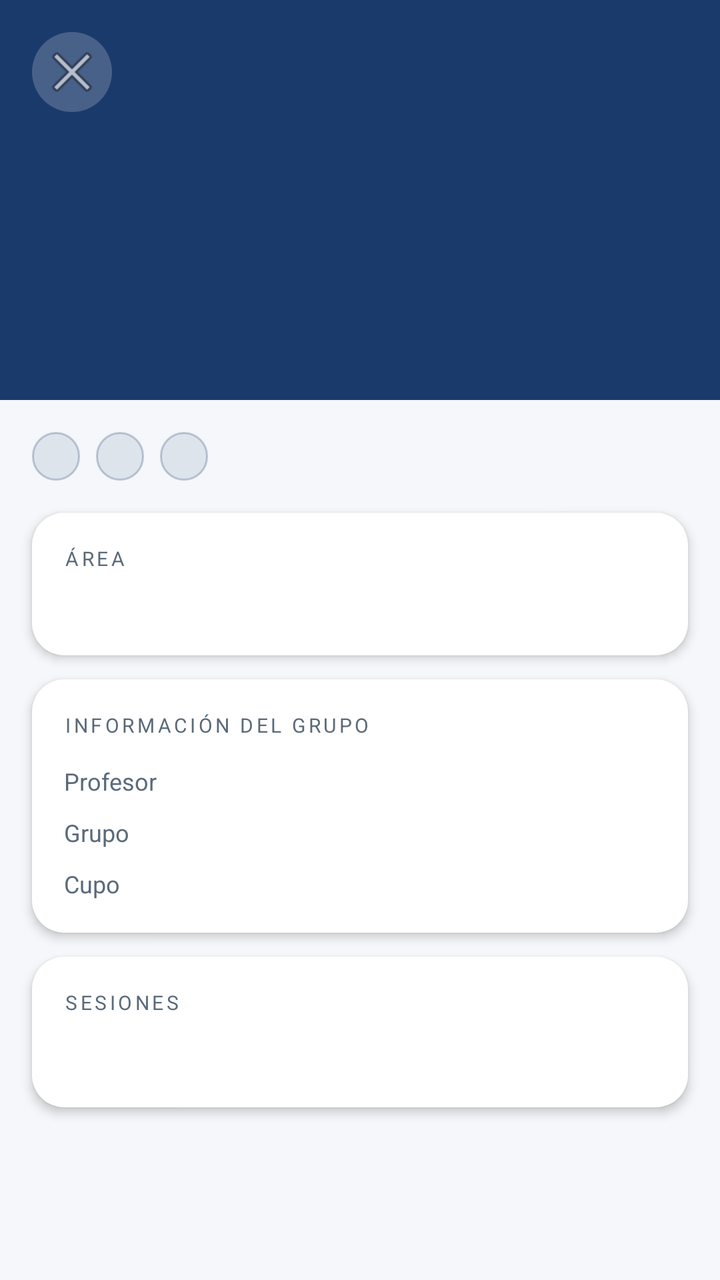
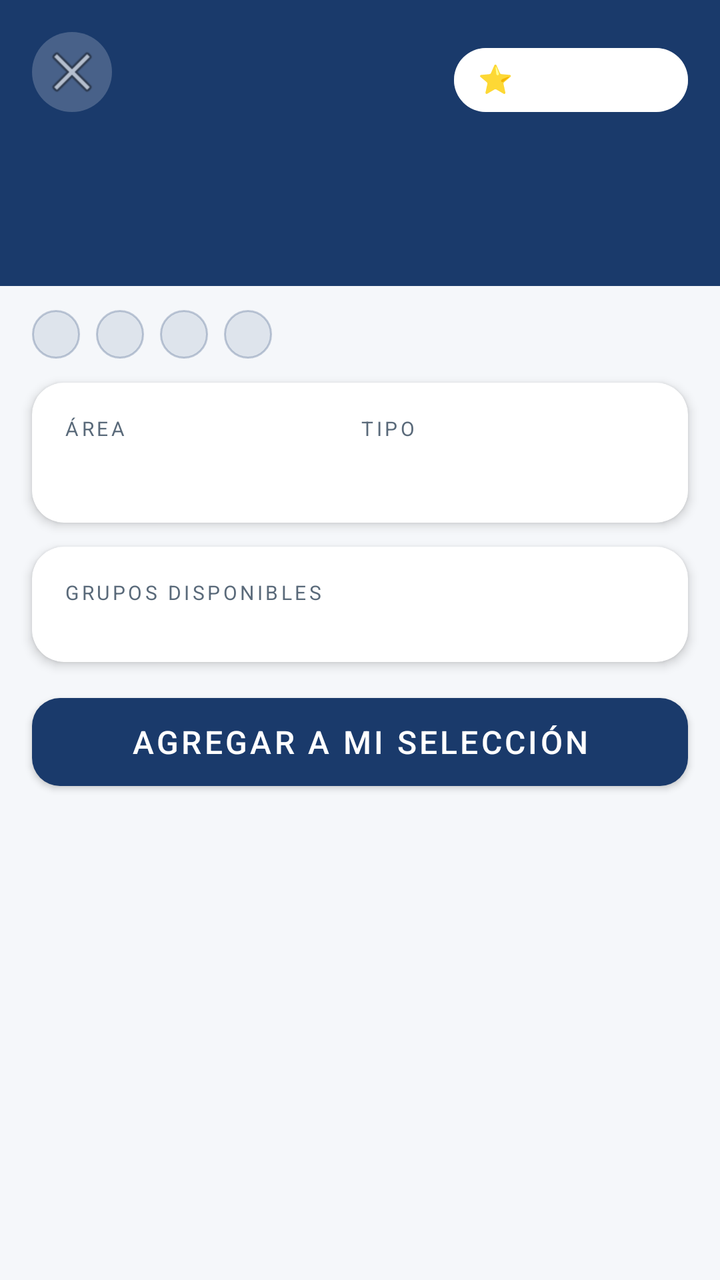

Before-and-after screenshots of an Android layout around one commit, followed by the original layout XML and the change that was made.
<!-- AndroidManifest.xml: application theme Theme.Shcedify -->
<!-- res/layout/fragment_materia_detail.xml -->
<?xml version="1.0" encoding="utf-8"?>
<ScrollView xmlns:android="http://schemas.android.com/apk/res/android"
    xmlns:app="http://schemas.android.com/apk/res-auto"
    android:layout_width="match_parent"
    android:layout_height="match_parent"
    android:background="@color/background"
    android:fillViewport="true">

    <LinearLayout
        android:layout_width="match_parent"
        android:layout_height="wrap_content"
        android:orientation="vertical">

        
        <androidx.constraintlayout.widget.ConstraintLayout
            android:layout_width="match_parent"
            android:layout_height="200dp"
            android:background="@color/primary">

            <ImageButton
                android:id="@+id/btnBack"
                android:layout_width="40dp"
                android:layout_height="40dp"
                android:layout_margin="16dp"
                android:background="@drawable/bg_back_button"
                android:src="@android:drawable/ic_menu_close_clear_cancel"
                android:contentDescription="Regresar"
                app:layout_constraintStart_toStartOf="parent"
                app:layout_constraintTop_toTopOf="parent"/>

            <TextView
                android:id="@+id/tvNombre"
                android:layout_width="0dp"
                android:layout_height="wrap_content"
                android:layout_marginStart="20dp"
                android:layout_marginEnd="20dp"
                android:layout_marginBottom="20dp"
                android:textColor="@color/on_primary"
                android:textSize="22sp"
                android:textStyle="bold"
                android:lineSpacingMultiplier="1.2"
                app:layout_constraintBottom_toBottomOf="parent"
                app:layout_constraintStart_toStartOf="parent"
                app:layout_constraintEnd_toEndOf="parent"/>

        </androidx.constraintlayout.widget.ConstraintLayout>

        
        <LinearLayout
            android:layout_width="match_parent"
            android:layout_height="wrap_content"
            android:orientation="horizontal"
            android:paddingHorizontal="16dp"
            android:paddingTop="16dp"
            android:paddingBottom="8dp">

            <TextView
                android:id="@+id/tvClave"
                android:layout_width="wrap_content"
                android:layout_height="wrap_content"
                android:background="@drawable/bg_chip_creditos"
                android:paddingHorizontal="12dp"
                android:paddingVertical="4dp"
                android:textSize="12sp"
                android:textColor="@color/primary"
                android:textStyle="bold"/>

            <TextView
                android:id="@+id/tvCreditos"
                android:layout_width="wrap_content"
                android:layout_height="wrap_content"
                android:layout_marginStart="8dp"
                android:background="@drawable/bg_chip_creditos"
                android:paddingHorizontal="12dp"
                android:paddingVertical="4dp"
                android:textSize="12sp"
                android:textColor="@color/primary"
                android:textStyle="bold"/>

            <TextView
                android:id="@+id/tvSemestre"
                android:layout_width="wrap_content"
                android:layout_height="wrap_content"
                android:layout_marginStart="8dp"
                android:background="@drawable/bg_chip_creditos"
                android:paddingHorizontal="12dp"
                android:paddingVertical="4dp"
                android:textSize="12sp"
                android:textColor="@color/primary"
                android:textStyle="bold"/>

        </LinearLayout>

        
        <com.google.android.material.card.MaterialCardView
            android:layout_width="match_parent"
            android:layout_height="wrap_content"
            android:layout_marginHorizontal="16dp"
            android:layout_marginTop="8dp"
            app:cardCornerRadius="16dp"
            app:cardElevation="3dp"
            app:cardBackgroundColor="@color/surface">

            <LinearLayout
                android:layout_width="match_parent"
                android:layout_height="wrap_content"
                android:orientation="vertical"
                android:padding="16dp">

                <TextView
                    android:layout_width="wrap_content"
                    android:layout_height="wrap_content"
                    android:text="ÁREA"
                    android:textSize="10sp"
                    android:letterSpacing="0.15"
                    android:textColor="@color/text_secondary"/>

                <TextView
                    android:id="@+id/tvArea"
                    android:layout_width="match_parent"
                    android:layout_height="wrap_content"
                    android:layout_marginTop="4dp"
                    android:textSize="16sp"
                    android:textStyle="bold"
                    android:textColor="@color/on_surface"/>

            </LinearLayout>
        </com.google.android.material.card.MaterialCardView>

        
        <com.google.android.material.card.MaterialCardView
            android:layout_width="match_parent"
            android:layout_height="wrap_content"
            android:layout_marginHorizontal="16dp"
            android:layout_marginTop="12dp"
            app:cardCornerRadius="16dp"
            app:cardElevation="3dp"
            app:cardBackgroundColor="@color/surface">

            <LinearLayout
                android:layout_width="match_parent"
                android:layout_height="wrap_content"
                android:orientation="vertical"
                android:padding="16dp">

                <TextView
                    android:layout_width="wrap_content"
                    android:layout_height="wrap_content"
                    android:text="INFORMACIÓN DEL GRUPO"
                    android:textSize="10sp"
                    android:letterSpacing="0.15"
                    android:textColor="@color/text_secondary"
                    android:layout_marginBottom="12dp"/>

                <LinearLayout
                    android:layout_width="match_parent"
                    android:layout_height="wrap_content"
                    android:orientation="horizontal"
                    android:layout_marginBottom="8dp">

                    <TextView
                        android:layout_width="0dp"
                        android:layout_height="wrap_content"
                        android:layout_weight="1"
                        android:text="Profesor"
                        android:textSize="12sp"
                        android:textColor="@color/text_secondary"/>

                    <TextView
                        android:id="@+id/tvProfesor"
                        android:layout_width="0dp"
                        android:layout_height="wrap_content"
                        android:layout_weight="2"
                        android:textSize="13sp"
                        android:textStyle="bold"
                        android:textColor="@color/on_surface"
                        android:gravity="end"/>

                </LinearLayout>

                <LinearLayout
                    android:layout_width="match_parent"
                    android:layout_height="wrap_content"
                    android:orientation="horizontal"
                    android:layout_marginBottom="8dp">

                    <TextView
                        android:layout_width="0dp"
                        android:layout_height="wrap_content"
                        android:layout_weight="1"
                        android:text="Grupo"
                        android:textSize="12sp"
                        android:textColor="@color/text_secondary"/>

                    <TextView
                        android:id="@+id/tvGrupo"
                        android:layout_width="0dp"
                        android:layout_height="wrap_content"
                        android:layout_weight="2"
                        android:textSize="13sp"
                        android:textStyle="bold"
                        android:textColor="@color/on_surface"
                        android:gravity="end"/>

                </LinearLayout>

                <LinearLayout
                    android:layout_width="match_parent"
                    android:layout_height="wrap_content"
                    android:orientation="horizontal">

                    <TextView
                        android:layout_width="0dp"
                        android:layout_height="wrap_content"
                        android:layout_weight="1"
                        android:text="Cupo"
                        android:textSize="12sp"
                        android:textColor="@color/text_secondary"/>

                    <TextView
                        android:id="@+id/tvCupo"
                        android:layout_width="0dp"
                        android:layout_height="wrap_content"
                        android:layout_weight="2"
                        android:textSize="13sp"
                        android:textStyle="bold"
                        android:textColor="@color/on_surface"
                        android:gravity="end"/>

                </LinearLayout>

            </LinearLayout>
        </com.google.android.material.card.MaterialCardView>

        
        <com.google.android.material.card.MaterialCardView
            android:layout_width="match_parent"
            android:layout_height="wrap_content"
            android:layout_marginHorizontal="16dp"
            android:layout_marginTop="12dp"
            android:layout_marginBottom="24dp"
            app:cardCornerRadius="16dp"
            app:cardElevation="3dp"
            app:cardBackgroundColor="@color/surface">

            <LinearLayout
                android:layout_width="match_parent"
                android:layout_height="wrap_content"
                android:orientation="vertical"
                android:padding="16dp">

                <TextView
                    android:layout_width="wrap_content"
                    android:layout_height="wrap_content"
                    android:text="SESIONES"
                    android:textSize="10sp"
                    android:letterSpacing="0.15"
                    android:textColor="@color/text_secondary"
                    android:layout_marginBottom="12dp"/>

                <TextView
                    android:id="@+id/tvSesiones"
                    android:layout_width="match_parent"
                    android:layout_height="wrap_content"
                    android:textSize="13sp"
                    android:textColor="@color/on_surface"
                    android:lineSpacingExtra="6dp"
                    android:fontFamily="monospace"/>

            </LinearLayout>
        </com.google.android.material.card.MaterialCardView>

    </LinearLayout>
</ScrollView>
<!-- resources referenced by this layout -->
<resources>
  <color name="background">#F5F7FA</color>
  <color name="on_primary">#FFFFFF</color>
  <color name="on_surface">#1A1A2E</color>
  <color name="primary">#1A3A6B</color>
  <color name="surface">#FFFFFF</color>
  <color name="text_secondary">#5A6A7A</color>
  <!-- drawable bg_back_button (drawable) -->
  <?xml version="1.0" encoding="utf-8"?>
  <shape xmlns:android="http://schemas.android.com/apk/res/android"
      android:shape="oval">
      <solid android:color="#33FFFFFF"/>
  </shape>
  <!-- drawable bg_chip_creditos (drawable) -->
  <?xml version="1.0" encoding="utf-8"?>
  <shape xmlns:android="http://schemas.android.com/apk/res/android"
      android:shape="rectangle">
      <solid android:color="#1A1A3A6B"/>
      <corners android:radius="20dp"/>
      <stroke android:width="1dp" android:color="#401A3A6B"/>
  </shape>
  <style name="Theme.Shcedify" parent="Theme.MaterialComponents.DayNight.NoActionBar">
          <item name="colorPrimary">@color/primary</item>
          <item name="colorPrimaryVariant">@color/primary_variant</item>
          <item name="colorSecondary">@color/secondary</item>
          <item name="colorOnPrimary">@color/on_primary</item>
          <item name="colorOnSecondary">@color/on_secondary</item>
          <item name="android:colorBackground">@color/background</item>
          <item name="colorSurface">@color/surface</item>
          <item name="colorError">@color/error</item>
          <item name="textInputStyle">@style/Widget.MaterialComponents.TextInputLayout.OutlinedBox</item>
      </style>
  <color name="primary_variant">#0D2547</color>
  <color name="secondary">#2E6DB4</color>
  <color name="on_secondary">#FFFFFF</color>
  <color name="error">#B00020</color>
</resources>

<!-- the commit's change to res/layout/fragment_materia_detail.xml (unified diff, before → after) -->
@@ -14,8 +14,9 @@
         
         <androidx.constraintlayout.widget.ConstraintLayout
             android:layout_width="match_parent"
-            android:layout_height="200dp"
-            android:background="@color/primary">
+            android:layout_height="wrap_content"
+            android:background="@color/primary"
+            android:paddingBottom="24dp">
 
             <ImageButton
                 android:id="@+id/btnBack"
@@ -28,75 +29,123 @@
                 app:layout_constraintStart_toStartOf="parent"
                 app:layout_constraintTop_toTopOf="parent"/>
 
+            
+            <com.google.android.material.chip.Chip
+                android:id="@+id/chipImportante"
+                android:layout_width="wrap_content"
+                android:layout_height="wrap_content"
+                android:layout_margin="16dp"
+                android:text="⭐ Importante"
+                android:checkable="true"
+                android:textColor="@color/on_primary"
+                app:chipBackgroundColor="#33FFFFFF"
+                app:chipStrokeColor="#80FFFFFF"
+                app:chipStrokeWidth="1dp"
+                app:checkedIconTint="@color/on_primary"
+                style="@style/Widget.MaterialComponents.Chip.Filter"
+                app:layout_constraintEnd_toEndOf="parent"
+                app:layout_constraintTop_toTopOf="parent"/>
+
             <TextView
                 android:id="@+id/tvNombre"
                 android:layout_width="0dp"
                 android:layout_height="wrap_content"
                 android:layout_marginStart="20dp"
                 android:layout_marginEnd="20dp"
-                android:layout_marginBottom="20dp"
+                android:layout_marginTop="8dp"
                 android:textColor="@color/on_primary"
                 android:textSize="22sp"
                 android:textStyle="bold"
                 android:lineSpacingMultiplier="1.2"
-                app:layout_constraintBottom_toBottomOf="parent"
                 app:layout_constraintStart_toStartOf="parent"
-                app:layout_constraintEnd_toEndOf="parent"/>
+                app:layout_constraintEnd_toEndOf="parent"
+                app:layout_constraintTop_toBottomOf="@id/btnBack"/>
+
+            <TextView
+                android:id="@+id/tvDescripcion"
+                android:layout_width="0dp"
+                android:layout_height="wrap_content"
+                android:layout_marginStart="20dp"
+                android:layout_marginEnd="20dp"
+                android:layout_marginTop="8dp"
+                android:textColor="#B0FFFFFF"
+                android:textSize="13sp"
+                android:lineSpacingMultiplier="1.3"
+                app:layout_constraintStart_toStartOf="parent"
+                app:layout_constraintEnd_toEndOf="parent"
+                app:layout_constraintTop_toBottomOf="@id/tvNombre"/>
 
         </androidx.constraintlayout.widget.ConstraintLayout>
 
         
-        <LinearLayout
-            android:layout_width="match_parent"
-            android:layout_height="wrap_content"
-            android:orientation="horizontal"
+        <HorizontalScrollView
+            android:layout_width="match_parent"
+            android:layout_height="wrap_content"
+            android:scrollbars="none"
             android:paddingHorizontal="16dp"
-            android:paddingTop="16dp"
-            android:paddingBottom="8dp">
-
-            <TextView
-                android:id="@+id/tvClave"
+            android:paddingVertical="12dp">
+
+            <LinearLayout
                 android:layout_width="wrap_content"
                 android:layout_height="wrap_content"
-                android:background="@drawable/bg_chip_creditos"
-                android:paddingHorizontal="12dp"
-                android:paddingVertical="4dp"
-                android:textSize="12sp"
-                android:textColor="@color/primary"
-                android:textStyle="bold"/>
-
-            <TextView
-                android:id="@+id/tvCreditos"
-                android:layout_width="wrap_content"
-                android:layout_height="wrap_content"
-                android:layout_marginStart="8dp"
-                android:background="@drawable/bg_chip_creditos"
-                android:paddingHorizontal="12dp"
-                android:paddingVertical="4dp"
-                android:textSize="12sp"
-                android:textColor="@color/primary"
-                android:textStyle="bold"/>
-
-            <TextView
-                android:id="@+id/tvSemestre"
-                android:layout_width="wrap_content"
-                android:layout_height="wrap_content"
-                android:layout_marginStart="8dp"
-                android:background="@drawable/bg_chip_creditos"
-                android:paddingHorizontal="12dp"
-                android:paddingVertical="4dp"
-                android:textSize="12sp"
-                android:textColor="@color/primary"
-                android:textStyle="bold"/>
-
-        </LinearLayout>
+                android:orientation="horizontal">
+
+                <TextView
+                    android:id="@+id/tvClave"
+                    android:layout_width="wrap_content"
+                    android:layout_height="wrap_content"
+                    android:background="@drawable/bg_chip_creditos"
+                    android:paddingHorizontal="12dp"
+                    android:paddingVertical="4dp"
+                    android:textSize="12sp"
+                    android:textColor="@color/primary"
+                    android:textStyle="bold"/>
+
+                <TextView
+                    android:id="@+id/tvCreditos"
+                    android:layout_width="wrap_content"
+                    android:layout_height="wrap_content"
+                    android:layout_marginStart="8dp"
+                    android:background="@drawable/bg_chip_creditos"
+                    android:paddingHorizontal="12dp"
+                    android:paddingVertical="4dp"
+                    android:textSize="12sp"
+                    android:textColor="@color/primary"
+                    android:textStyle="bold"/>
+
+                <TextView
+                    android:id="@+id/tvSemestre"
+                    android:layout_width="wrap_content"
+                    android:layout_height="wrap_content"
+                    android:layout_marginStart="8dp"
+                    android:background="@drawable/bg_chip_creditos"
+                    android:paddingHorizontal="12dp"
+                    android:paddingVertical="4dp"
+                    android:textSize="12sp"
+                    android:textColor="@color/primary"
+                    android:textStyle="bold"/>
+
+                <TextView
+                    android:id="@+id/tvModalidad"
+                    android:layout_width="wrap_content"
+                    android:layout_height="wrap_content"
+                    android:layout_marginStart="8dp"
+                    android:background="@drawable/bg_chip_creditos"
+                    android:paddingHorizontal="12dp"
+                    android:paddingVertical="4dp"
+                    android:textSize="12sp"
+                    android:textColor="@color/primary"
+                    android:textStyle="bold"/>
+
+            </LinearLayout>
+        </HorizontalScrollView>
 
         
         <com.google.android.material.card.MaterialCardView
             android:layout_width="match_parent"
             android:layout_height="wrap_content"
             android:layout_marginHorizontal="16dp"
-            android:layout_marginTop="8dp"
+            android:layout_marginBottom="12dp"
             app:cardCornerRadius="16dp"
             app:cardElevation="3dp"
             app:cardBackgroundColor="@color/surface">
@@ -104,25 +153,59 @@
             <LinearLayout
                 android:layout_width="match_parent"
                 android:layout_height="wrap_content"
-                android:orientation="vertical"
-                android:padding="16dp">
-
-                <TextView
-                    android:layout_width="wrap_content"
-                    android:layout_height="wrap_content"
-                    android:text="ÁREA"
-                    android:textSize="10sp"
-                    android:letterSpacing="0.15"
-                    android:textColor="@color/text_secondary"/>
-
-                <TextView
-                    android:id="@+id/tvArea"
-                    android:layout_width="match_parent"
-                    android:layout_height="wrap_content"
-                    android:layout_marginTop="4dp"
-                    android:textSize="16sp"
-                    android:textStyle="bold"
-                    android:textColor="@color/on_surface"/>
+                android:orientation="horizontal"
+                android:padding="16dp"
+                android:gravity="center_vertical">
+
+                <LinearLayout
+                    android:layout_width="0dp"
+                    android:layout_height="wrap_content"
+                    android:layout_weight="1"
+                    android:orientation="vertical">
+
+                    <TextView
+                        android:layout_width="wrap_content"
+                        android:layout_height="wrap_content"
+                        android:text="ÁREA"
+                        android:textSize="10sp"
+                        android:letterSpacing="0.15"
+                        android:textColor="@color/text_secondary"/>
+
+                    <TextView
+                        android:id="@+id/tvArea"
+                        android:layout_width="match_parent"
+                        android:layout_height="wrap_content"
+                        android:layout_marginTop="4dp"
+                        android:textSize="15sp"
+                        android:textStyle="bold"
+                        android:textColor="@color/on_surface"/>
+
+                </LinearLayout>
+
+                <LinearLayout
+                    android:layout_width="0dp"
+                    android:layout_height="wrap_content"
+                    android:layout_weight="1"
+                    android:orientation="vertical">
+
+                    <TextView
+                        android:layout_width="wrap_content"
+                        android:layout_height="wrap_content"
+                        android:text="TIPO"
+                        android:textSize="10sp"
+                        android:letterSpacing="0.15"
+                        android:textColor="@color/text_secondary"/>
+
+                    <TextView
+                        android:id="@+id/tvTipo"
+                        android:layout_width="match_parent"
+                        android:layout_height="wrap_content"
+                        android:layout_marginTop="4dp"
+                        android:textSize="15sp"
+                        android:textStyle="bold"
+                        android:textColor="@color/on_surface"/>
+
+                </LinearLayout>
 
             </LinearLayout>
         </com.google.android.material.card.MaterialCardView>
@@ -132,7 +215,7 @@
             android:layout_width="match_parent"
             android:layout_height="wrap_content"
             android:layout_marginHorizontal="16dp"
-            android:layout_marginTop="12dp"
+            android:layout_marginBottom="12dp"
             app:cardCornerRadius="16dp"
             app:cardElevation="3dp"
             app:cardBackgroundColor="@color/surface">
@@ -146,129 +229,32 @@
                 <TextView
                     android:layout_width="wrap_content"
                     android:layout_height="wrap_content"
-                    android:text="INFORMACIÓN DEL GRUPO"
+                    android:text="GRUPOS DISPONIBLES"
                     android:textSize="10sp"
                     android:letterSpacing="0.15"
                     android:textColor="@color/text_secondary"
                     android:layout_marginBottom="12dp"/>
 
                 <LinearLayout
+                    android:id="@+id/containerGrupos"
                     android:layout_width="match_parent"
                     android:layout_height="wrap_content"
-                    android:orientation="horizontal"
-                    android:layout_marginBottom="8dp">
-
-                    <TextView
-                        android:layout_width="0dp"
-                        android:layout_height="wrap_content"
-                        android:layout_weight="1"
-                        android:text="Profesor"
-                        android:textSize="12sp"
-                        android:textColor="@color/text_secondary"/>
-
-                    <TextView
-                        android:id="@+id/tvProfesor"
-                        android:layout_width="0dp"
-                        android:layout_height="wrap_content"
-                        android:layout_weight="2"
-                        android:textSize="13sp"
-                        android:textStyle="bold"
-                        android:textColor="@color/on_surface"
-                        android:gravity="end"/>
-
-                </LinearLayout>
-
-                <LinearLayout
-                    android:layout_width="match_parent"
-                    android:layout_height="wrap_content"
-                    android:orientation="horizontal"
-                    android:layout_marginBottom="8dp">
-
-                    <TextView
-                        android:layout_width="0dp"
-                        android:layout_height="wrap_content"
-                        android:layout_weight="1"
-                        android:text="Grupo"
-                        android:textSize="12sp"
-                        android:textColor="@color/text_secondary"/>
-
-                    <TextView
-                        android:id="@+id/tvGrupo"
-                        android:layout_width="0dp"
-                        android:layout_height="wrap_content"
-                        android:layout_weight="2"
-                        android:textSize="13sp"
-                        android:textStyle="bold"
-                        android:textColor="@color/on_surface"
-                        android:gravity="end"/>
-
-                </LinearLayout>
-
-                <LinearLayout
-                    android:layout_width="match_parent"
-                    android:layout_height="wrap_content"
-                    android:orientation="horizontal">
-
-                    <TextView
-                        android:layout_width="0dp"
-                        android:layout_height="wrap_content"
-                        android:layout_weight="1"
-                        android:text="Cupo"
-                        android:textSize="12sp"
-                        android:textColor="@color/text_secondary"/>
-
-                    <TextView
-                        android:id="@+id/tvCupo"
-                        android:layout_width="0dp"
-                        android:layout_height="wrap_content"
-                        android:layout_weight="2"
-                        android:textSize="13sp"
-                        android:textStyle="bold"
-                        android:textColor="@color/on_surface"
-                        android:gravity="end"/>
-
-                </LinearLayout>
+                    android:orientation="vertical"/>
 
             </LinearLayout>
         </com.google.android.material.card.MaterialCardView>
 
         
-        <com.google.android.material.card.MaterialCardView
-            android:layout_width="match_parent"
-            android:layout_height="wrap_content"
+        <com.google.android.material.button.MaterialButton
+            android:id="@+id/btnAgregar"
+            android:layout_width="match_parent"
+            android:layout_height="56dp"
             android:layout_marginHorizontal="16dp"
-            android:layout_marginTop="12dp"
-            android:layout_marginBottom="24dp"
-            app:cardCornerRadius="16dp"
-            app:cardElevation="3dp"
-            app:cardBackgroundColor="@color/surface">
-
-            <LinearLayout
-                android:layout_width="match_parent"
-                android:layout_height="wrap_content"
-                android:orientation="vertical"
-                android:padding="16dp">
-
-                <TextView
-                    android:layout_width="wrap_content"
-                    android:layout_height="wrap_content"
-                    android:text="SESIONES"
-                    android:textSize="10sp"
-                    android:letterSpacing="0.15"
-                    android:textColor="@color/text_secondary"
-                    android:layout_marginBottom="12dp"/>
-
-                <TextView
-                    android:id="@+id/tvSesiones"
-                    android:layout_width="match_parent"
-                    android:layout_height="wrap_content"
-                    android:textSize="13sp"
-                    android:textColor="@color/on_surface"
-                    android:lineSpacingExtra="6dp"
-                    android:fontFamily="monospace"/>
-
-            </LinearLayout>
-        </com.google.android.material.card.MaterialCardView>
+            android:layout_marginBottom="32dp"
+            android:text="Agregar a mi selección"
+            android:textSize="16sp"
+            app:cornerRadius="14dp"
+            app:backgroundTint="@color/primary"/>
 
     </LinearLayout>
 </ScrollView>
